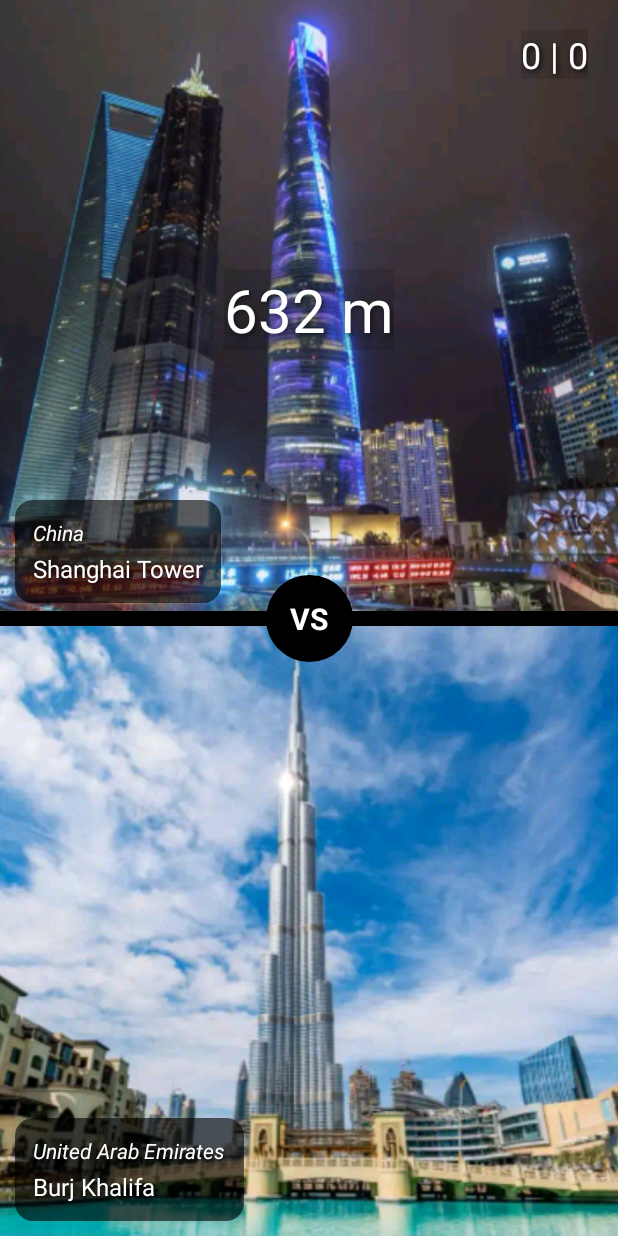
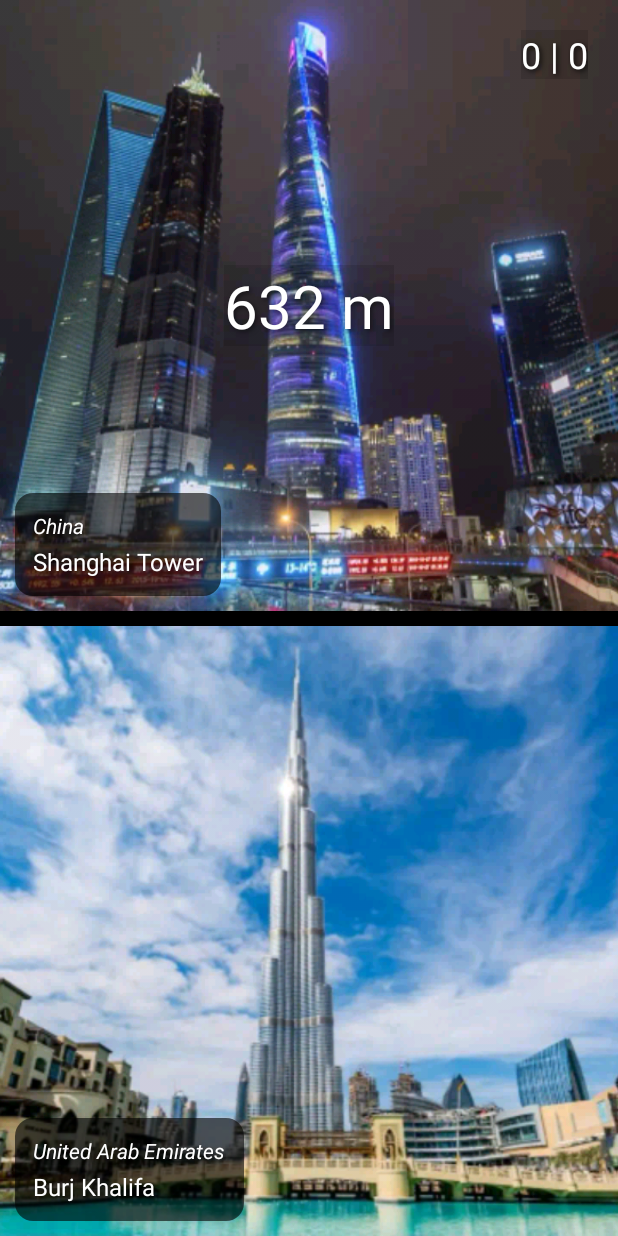
Before and after one commit to Iago-A/More-or-less-Constructions, an Android app: the GameActivity screen opened directly, with no data from a screen before it, on a phone screen of 412 x 824 dp. Run offline under Robolectric (Android 15) with nearby library versions, the light colour scheme and no system bars.

Commit message:
Fix_branch_2
A visual fix in activity_game.xml

```diff
--- a/app/src/main/res/drawable/vs_circle_background.xml
+++ /dev/null
@@ -1,5 +0,0 @@
-<?xml version="1.0" encoding="utf-8"?>
-<shape xmlns:android="http://schemas.android.com/apk/res/android"
-    android:shape="oval">
-    <solid android:color="#000000"/>
-</shape>
--- a/app/src/main/res/layout/activity_game.xml
+++ b/app/src/main/res/layout/activity_game.xml
@@ -10,7 +10,7 @@
         android:layout_width="0dp"
         android:layout_height="0dp"
         app:layout_constraintTop_toTopOf="parent"
-        app:layout_constraintBottom_toTopOf="@id/bottom_image_view"
+        app:layout_constraintBottom_toTopOf="@id/divider_line"
         app:layout_constraintStart_toStartOf="parent"
         app:layout_constraintEnd_toEndOf="parent"
         android:scaleType="centerCrop"
@@ -21,13 +21,21 @@
         android:id="@+id/bottom_image_view"
         android:layout_width="0dp"
         android:layout_height="0dp"
-        app:layout_constraintTop_toBottomOf="@id/top_image_view"
+        app:layout_constraintTop_toBottomOf="@id/divider_line"
         app:layout_constraintBottom_toBottomOf="parent"
         app:layout_constraintStart_toStartOf="parent"
         app:layout_constraintEnd_toEndOf="parent"
         android:scaleType="centerCrop"
         android:clickable="true"
         android:focusable="true"/>
+
+    <View
+        android:id="@+id/divider_line"
+        android:layout_width="match_parent"
+        android:layout_height="10dp"
+        android:background="#000000"
+        app:layout_constraintTop_toBottomOf="@id/top_image_view"
+        app:layout_constraintBottom_toTopOf="@id/bottom_image_view"/>
 
     <LinearLayout
        android:id="@+id/top_info_card"
@@ -64,30 +72,6 @@
             android:shadowRadius="4"/>
 
     </LinearLayout>
-
-    <View
-        android:id="@+id/divider_line"
-        android:layout_width="match_parent"
-        android:layout_height="10dp"
-        android:background="#000000"
-        app:layout_constraintTop_toBottomOf="@id/top_image_view"
-        app:layout_constraintBottom_toTopOf="@id/bottom_image_view"/>
-
-    <TextView
-        android:id="@+id/vs_text"
-        android:layout_width="58dp"
-        android:layout_height="58dp"
-        android:text="VS"
-        android:textSize="20sp"
-        android:textColor="@android:color/white"
-        android:textStyle="bold"
-        android:gravity="center"
-        android:background="@drawable/vs_circle_background"
-        app:layout_constraintTop_toBottomOf="@id/top_image_view"
-        app:layout_constraintBottom_toTopOf="@id/bottom_image_view"
-        app:layout_constraintStart_toStartOf="parent"
-        app:layout_constraintEnd_toEndOf="parent"/>
-
 
     <TextView
         android:id="@+id/top_height_text_view"
```
